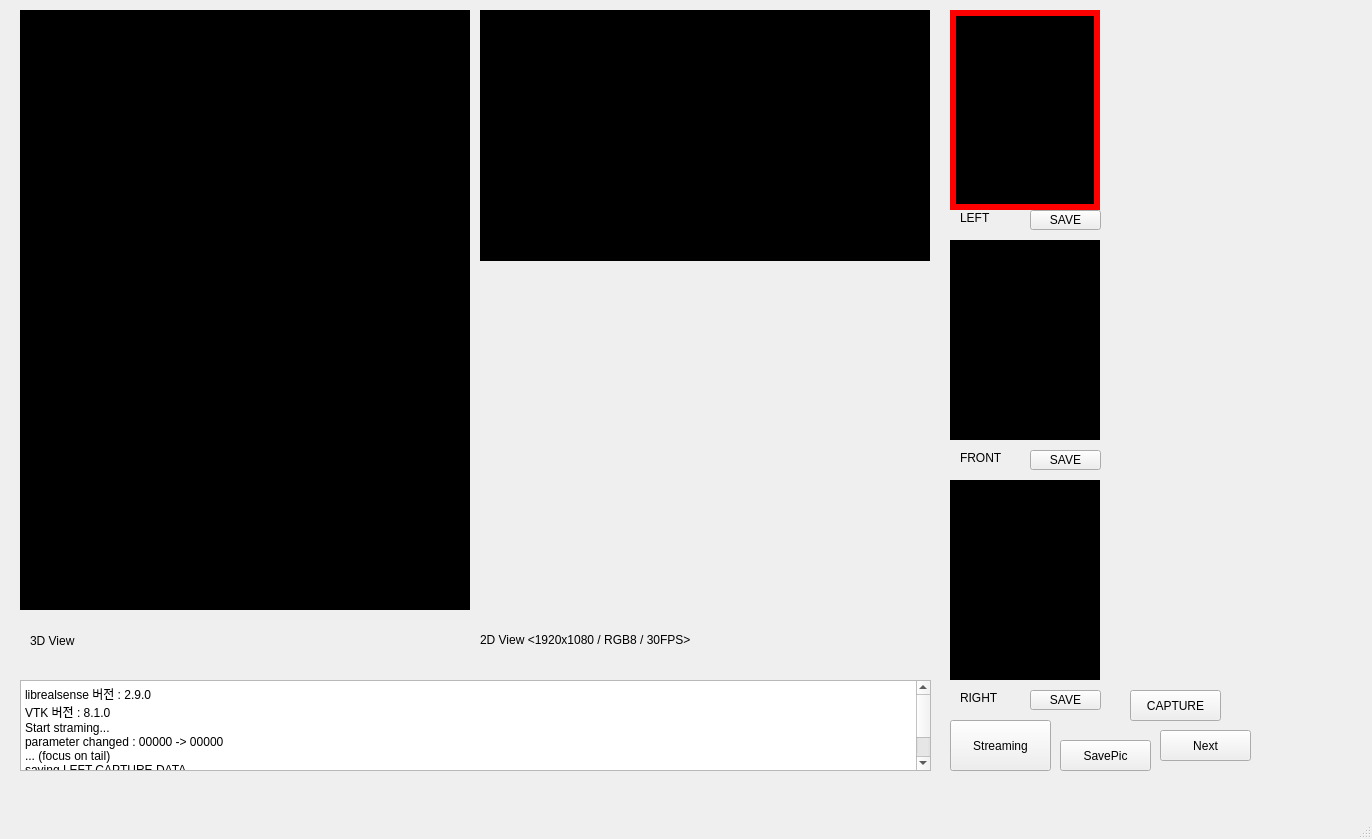
This is 3D_Face_scanning.vc140/MainQtApplication/scanmoduleqt.ui in CSID-DGU/2017-2-CECD-BirdSound-1 as Qt 5 draws it before an edit. The edited form follows.
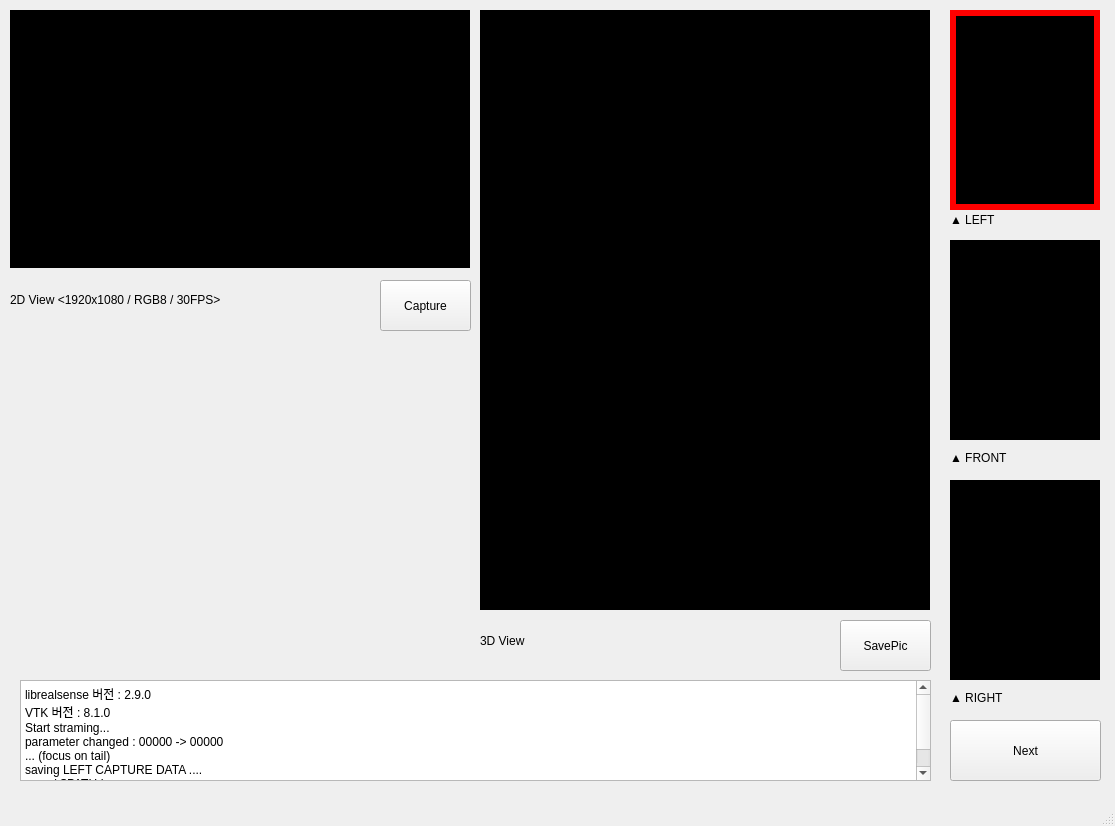
This is the edited form.

```diff
--- a/3D_Face_scanning.vc140/MainQtApplication/scanmoduleqt.ui
+++ b/3D_Face_scanning.vc140/MainQtApplication/scanmoduleqt.ui
@@ -6,8 +6,8 @@
    <rect>
     <x>0</x>
     <y>0</y>
-    <width>1372</width>
-    <height>839</height>
+    <width>1115</width>
+    <height>826</height>
    </rect>
   </property>
   <property name="windowTitle">
@@ -20,7 +20,7 @@
       <x>20</x>
       <y>680</y>
       <width>911</width>
-      <height>91</height>
+      <height>101</height>
      </rect>
     </property>
     <property name="html">
@@ -76,33 +76,20 @@
    <widget class="QPushButton" name="CapBtn">
     <property name="geometry">
      <rect>
-      <x>1130</x>
-      <y>690</y>
+      <x>380</x>
+      <y>280</y>
       <width>91</width>
-      <height>31</height>
+      <height>51</height>
      </rect>
     </property>
     <property name="text">
-     <string>CAPTURE</string>
-    </property>
-   </widget>
-   <widget class="QPushButton" name="FrontSaveBtn">
-    <property name="geometry">
-     <rect>
-      <x>1030</x>
-      <y>450</y>
-      <width>71</width>
-      <height>20</height>
-     </rect>
-    </property>
-    <property name="text">
-     <string>SAVE</string>
+     <string>Capture</string>
     </property>
    </widget>
    <widget class="QFrame" name="Viewer_cad_3D">
     <property name="geometry">
      <rect>
-      <x>20</x>
+      <x>480</x>
       <y>10</y>
       <width>450</width>
       <height>600</height>
@@ -118,19 +105,6 @@
      <enum>QFrame::Raised</enum>
     </property>
    </widget>
-   <widget class="QPushButton" name="LeftSaveBtn">
-    <property name="geometry">
-     <rect>
-      <x>1030</x>
-      <y>210</y>
-      <width>71</width>
-      <height>20</height>
-     </rect>
-    </property>
-    <property name="text">
-     <string>SAVE</string>
-    </property>
-   </widget>
    <widget class="QFrame" name="Viewer_cad_LEFT">
     <property name="geometry">
      <rect>
@@ -155,22 +129,22 @@
    <widget class="QLabel" name="TitleFront">
     <property name="geometry">
      <rect>
-      <x>960</x>
+      <x>950</x>
       <y>450</y>
-      <width>61</width>
+      <width>151</width>
       <height>16</height>
      </rect>
     </property>
     <property name="text">
-     <string>FRONT</string>
+     <string>▲ FRONT</string>
     </property>
    </widget>
    <widget class="QLabel" name="Title3D">
     <property name="geometry">
      <rect>
-      <x>30</x>
+      <x>480</x>
       <y>620</y>
-      <width>431</width>
+      <width>181</width>
       <height>41</height>
      </rect>
     </property>
@@ -181,23 +155,23 @@
    <widget class="QLabel" name="TitleLeft">
     <property name="geometry">
      <rect>
-      <x>960</x>
+      <x>950</x>
       <y>210</y>
-      <width>61</width>
-      <height>16</height>
+      <width>151</width>
+      <height>20</height>
      </rect>
     </property>
     <property name="text">
-     <string>LEFT</string>
+     <string>▲ LEFT</string>
     </property>
    </widget>
    <widget class="QFrame" name="Viewer_cad_2D">
     <property name="geometry">
      <rect>
-      <x>480</x>
+      <x>10</x>
       <y>10</y>
-      <width>450</width>
-      <height>251</height>
+      <width>460</width>
+      <height>258</height>
      </rect>
     </property>
     <property name="styleSheet">
@@ -213,10 +187,10 @@
    <widget class="QPushButton" name="NextBtn">
     <property name="geometry">
      <rect>
-      <x>1160</x>
-      <y>730</y>
-      <width>91</width>
-      <height>31</height>
+      <x>950</x>
+      <y>720</y>
+      <width>151</width>
+      <height>61</height>
      </rect>
     </property>
     <property name="text">
@@ -226,21 +200,21 @@
    <widget class="QLabel" name="TitleRight">
     <property name="geometry">
      <rect>
-      <x>960</x>
+      <x>950</x>
       <y>690</y>
-      <width>61</width>
+      <width>151</width>
       <height>16</height>
      </rect>
     </property>
     <property name="text">
-     <string>RIGHT</string>
+     <string>▲ RIGHT</string>
     </property>
    </widget>
    <widget class="QLabel" name="Title2D">
     <property name="geometry">
      <rect>
-      <x>480</x>
-      <y>620</y>
+      <x>10</x>
+      <y>280</y>
       <width>441</width>
       <height>41</height>
      </rect>
@@ -249,39 +223,13 @@
      <string>2D View &lt;1920x1080 / RGB8 / 30FPS&gt;</string>
     </property>
    </widget>
-   <widget class="QPushButton" name="RightSaveBtn">
-    <property name="geometry">
-     <rect>
-      <x>1030</x>
-      <y>690</y>
-      <width>71</width>
-      <height>20</height>
-     </rect>
-    </property>
-    <property name="text">
-     <string>SAVE</string>
-    </property>
-   </widget>
-   <widget class="QPushButton" name="StreamingBtn">
-    <property name="geometry">
-     <rect>
-      <x>950</x>
-      <y>720</y>
-      <width>101</width>
-      <height>51</height>
-     </rect>
-    </property>
-    <property name="text">
-     <string>Streaming</string>
-    </property>
-   </widget>
    <widget class="QPushButton" name="MultiCapBtn">
     <property name="geometry">
      <rect>
-      <x>1060</x>
-      <y>740</y>
+      <x>840</x>
+      <y>620</y>
       <width>91</width>
-      <height>31</height>
+      <height>51</height>
      </rect>
     </property>
     <property name="text">
```
Left out of the diff: 2 changed lines with no effect on the pictures.
